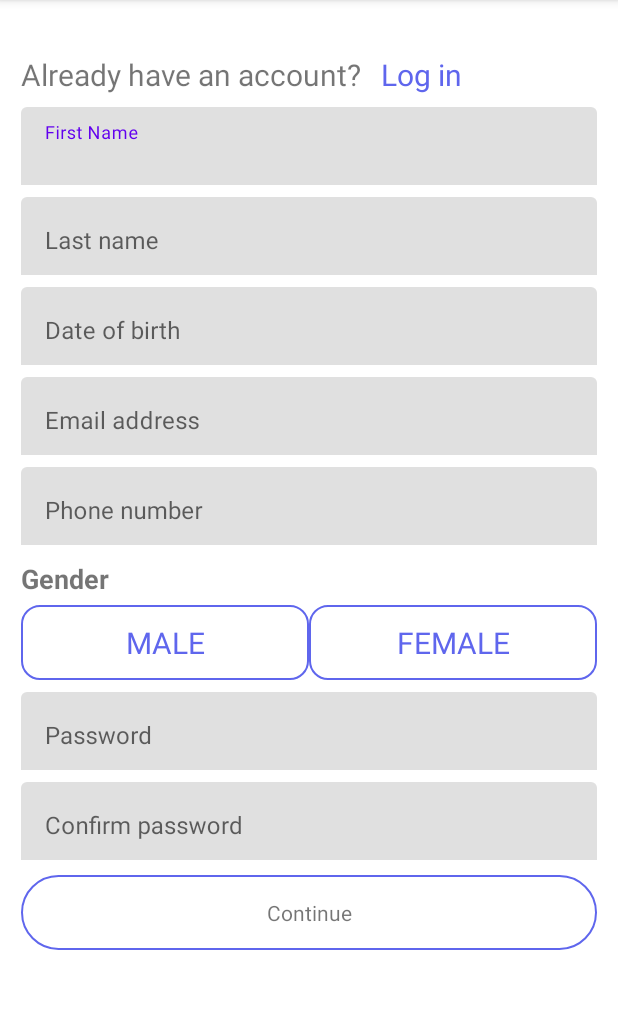
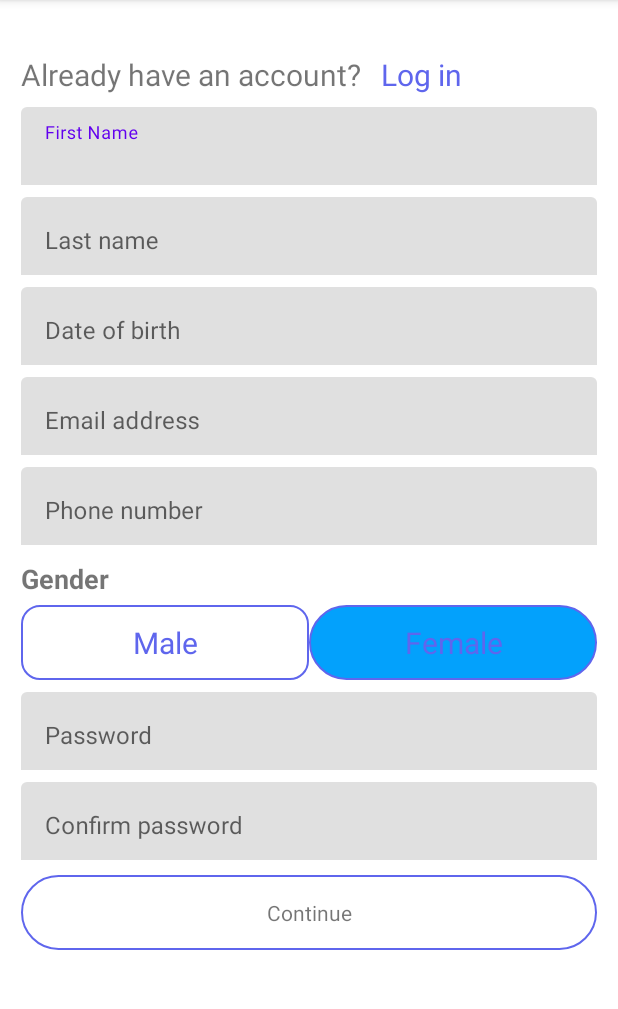
Before and after one commit to rahulghosh1990/task, an Android app: the screen it shows after launch (Registration), after a tap on "Continue", on a phone screen of 412 x 824 dp, the part 84-1093 px from its top. Run offline under Robolectric (Android 15) with nearby library versions, the phone set to English and light mode, and no system bars; 3 other taps on this screen came first.

Commit message:
UI Enhancement is work in progress

```diff
--- a/app/src/main/java/com/example/singin/Registration.java
+++ b/app/src/main/java/com/example/singin/Registration.java
@@ -1,11 +1,14 @@
 package com.example.singin;
 
 import androidx.appcompat.app.AppCompatActivity;
+import androidx.core.content.ContextCompat;
 
+import android.annotation.SuppressLint;
 import android.content.Context;
 import android.content.Intent;
 import android.database.Cursor;
 import android.database.sqlite.SQLiteDatabase;
+import android.graphics.Color;
 import android.os.Bundle;
 import android.text.TextUtils;
 import android.view.View;
@@ -19,7 +22,7 @@ import com.google.android.material.textfield.TextInputEditText;
 public class Registration extends AppCompatActivity {
 
     TextInputEditText Email, Password, firstName, lastName, phoneNumber, dateOfBirth, confirmPassword;
-    TextView Register;
+    TextView Register, tv_male, tv_female;
     TextView log_in;
     String first_name, last_name, dob, phone, email, pW, cPW;
     Boolean EditTextEmptyHolder;
@@ -29,19 +32,47 @@ public class Registration extends AppCompatActivity {
     Cursor cursor;
     String F_Result = "Not_Found";
 
+    @SuppressLint("UseCompatLoadingForDrawables")
     @Override
     protected void onCreate(Bundle savedInstanceState) {
         super.onCreate(savedInstanceState);
         setContentView(R.layout.activity_registration);
         Register = findViewById(R.id.btn_continue);
         Email = findViewById(R.id.tie_email);
+        tv_male = findViewById(R.id.tv_male);
+        tv_female = findViewById(R.id.tv_female);
         Password = findViewById(R.id.tie_pw);
         confirmPassword = findViewById(R.id.tie_cpw);
         firstName = findViewById(R.id.tie_fname);
         lastName = findViewById(R.id.tie_flname);
         phoneNumber = findViewById(R.id.tie_phone);
         dateOfBirth = findViewById(R.id.tie_dob);
-        log_in=findViewById(R.id.log_in);
+        log_in = findViewById(R.id.log_in);
+
+        //Email, Password, firstName, lastName, phoneNumber, dateOfBirth, confirmPassword
+
+
+        tv_male.setOnClickListener(new View.OnClickListener() {
+            @SuppressLint("UseCompatLoadingForDrawables")
+            @Override
+            public void onClick(View v) {
+                tv_male.setBackgroundDrawable(ContextCompat.getDrawable(getApplicationContext(), R.drawable.tv_onclick_background));
+                tv_female.setBackground(getResources().getDrawable(R.drawable.tv_border));
+            }
+        });
+
+        tv_female.setOnClickListener(new View.OnClickListener() {
+            @SuppressLint("UseCompatLoadingForDrawables")
+            @Override
+            public void onClick(View v) {
+                tv_female.setBackgroundDrawable(ContextCompat.getDrawable(getApplicationContext(), R.drawable.tv_onclick_background));
+                tv_male.setBackground(getResources().getDrawable(R.drawable.tv_border));
+
+
+            }
+        });
+
+
         log_in.setOnClickListener(new View.OnClickListener() {
             @Override
             public void onClick(View v) {
@@ -77,6 +108,7 @@ public class Registration extends AppCompatActivity {
 
     }
 
+
     // SQLite database build method.
     public void SQLiteDataBaseBuild() {
 
@@ -87,18 +119,19 @@ public class Registration extends AppCompatActivity {
     // SQLite table build method.
     public void SQLiteTableBuild() {
 
-        sqLiteDatabaseObj.execSQL("CREATE TABLE IF NOT EXISTS " + SqliteHelperClass.TABLE_NAME + "(" + SqliteHelperClass.Table_Column_ID + " INTEGER PRIMARY KEY AUTOINCREMENT, " + SqliteHelperClass.Table_Column_1_fName + " VARCHAR, " + SqliteHelperClass.Table_Column_2_lName + " VARCHAR, " + SqliteHelperClass.Table_Column_3_Dob + " VARCHAR, "+SqliteHelperClass.Table_Column_4_email+" VARCHAR, "+SqliteHelperClass.Table_Column_5_phone+" VARCHAR, "+SqliteHelperClass.Table_Column_6_PW+" VARCHAR, "+SqliteHelperClass.Table_Column_7_CPW+" VARCHAR);");
+        sqLiteDatabaseObj.execSQL("CREATE TABLE IF NOT EXISTS " + SqliteHelperClass.TABLE_NAME + "(" + SqliteHelperClass.Table_Column_ID + " INTEGER PRIMARY KEY AUTOINCREMENT, " + SqliteHelperClass.Table_Column_1_fName + " VARCHAR, " + SqliteHelperClass.Table_Column_2_lName + " VARCHAR, " + SqliteHelperClass.Table_Column_3_Dob + " VARCHAR, " + SqliteHelperClass.Table_Column_4_email + " VARCHAR, " + SqliteHelperClass.Table_Column_5_phone + " VARCHAR, " + SqliteHelperClass.Table_Column_6_PW + " VARCHAR, " + SqliteHelperClass.Table_Column_7_CPW + " VARCHAR);");
 
     }
 
     // Insert data into SQLite database method.
+    @SuppressLint("UseCompatLoadingForDrawables")
     public void InsertDataIntoSQLiteDatabase() {
 
         // If editText is not empty then this block will executed.
         if (EditTextEmptyHolder == true) {
 
             // SQLite query to insert data into table.
-            SQLiteDataBaseQueryHolder = "INSERT INTO " + SqliteHelperClass.TABLE_NAME + " (firstname,lastname,dateofbirth,emailaddress,phonenumber,password,confirmpassword) VALUES('"+first_name+"', '"+last_name+"', '"+dob+"', '"+email+"', '"+phone+"',  '"+pW+"', '"+cPW+"');";
+            SQLiteDataBaseQueryHolder = "INSERT INTO " + SqliteHelperClass.TABLE_NAME + " (firstname,lastname,dateofbirth,emailaddress,phonenumber,password,confirmpassword) VALUES('" + first_name + "', '" + last_name + "', '" + dob + "', '" + email + "', '" + phone + "',  '" + pW + "', '" + cPW + "');";
 
             // Executing query.
             sqLiteDatabaseObj.execSQL(SQLiteDataBaseQueryHolder);
@@ -108,13 +141,20 @@ public class Registration extends AppCompatActivity {
 
             // Printing toast message after done inserting.
             Toast.makeText(Registration.this, "User Registered Successfully", Toast.LENGTH_LONG).show();
+            Register.setBackgroundDrawable(ContextCompat.getDrawable(getApplicationContext(), R.drawable.confirm_tv_border));
+            tv_female.setBackground(getResources().getDrawable(R.drawable.tv_border));
+            tv_male.setBackground(getResources().getDrawable(R.drawable.tv_border));
+
+
+
+
 
         }
         // This block will execute if any of the registration EditText is empty.
         else {
 
             // Printing toast message if any of EditText is empty.
-            Toast.makeText(Registration.this, "Please Fill All The Required Fields.", Toast.LENGTH_LONG).show();
+            Toast.makeText(Registration.this, "Please Fill All The Required Fields.", Toast.LENGTH_SHORT).show();
 
         }
 
@@ -138,22 +178,23 @@ public class Registration extends AppCompatActivity {
 
         // Getting value from All EditText and storing into String Variables.
         first_name = firstName.getText().toString();
-        last_name=lastName.getText().toString();
-        phone=phoneNumber.getText().toString();
-        email=Email.getText().toString();
-        pW=Password.getText().toString();
-        cPW=confirmPassword.getText().toString();
-        dob=dateOfBirth.getText().toString();
+        last_name = lastName.getText().toString();
+        phone = phoneNumber.getText().toString();
+        email = Email.getText().toString();
+        pW = Password.getText().toString();
+        cPW = confirmPassword.getText().toString();
+        dob = dateOfBirth.getText().toString();
 
 
         if (TextUtils.isEmpty(first_name) || TextUtils.isEmpty(last_name) || TextUtils.isEmpty(phone) || TextUtils.isEmpty(email) || TextUtils.isEmpty(email)
-                || TextUtils.isEmpty(pW)|| TextUtils.isEmpty(cPW)|| TextUtils.isEmpty(dob)) {
+                || TextUtils.isEmpty(pW) || TextUtils.isEmpty(cPW) || TextUtils.isEmpty(dob)) {
 
             EditTextEmptyHolder = false;
 
         } else {
 
             EditTextEmptyHolder = true;
+
         }
     }
 
--- a/app/src/main/java/com/example/singin/presentation/GetNoticeIntractorImpl.java
+++ b/app/src/main/java/com/example/singin/presentation/GetNoticeIntractorImpl.java
@@ -35,13 +35,10 @@ public class GetNoticeIntractorImpl implements MainContract.GetNoticeIntractor {
             public void onResponse(@NonNull Call<Entities> call, @NonNull Response<Entities> response) {
                 assert response.body() != null;
             }
-
             @Override
             public void onFailure(Call<Entities> call, Throwable t) {
                 onFinishedListener.onFailure(t);
             }
         });
-
     }
-
 }
--- a/app/src/main/java/com/example/singin/presentation/UserInterface.java
+++ b/app/src/main/java/com/example/singin/presentation/UserInterface.java
@@ -47,9 +47,6 @@ public class UserInterface extends AppCompatActivity implements MainContract.Mai
         LinearLayoutManager llm = new LinearLayoutManager(this);
         llm.setOrientation(LinearLayoutManager.VERTICAL);
         recyclerView.setLayoutManager(llm);
-
-
-
     }
 
     private void initProgressBar() {
--- /dev/null
+++ b/app/src/main/res/drawable/continue_success.xml
@@ -0,0 +1,7 @@
+<?xml version="1.0" encoding="utf-8"?>
+<shape xmlns:android="http://schemas.android.com/apk/res/android" android:shape="rectangle" >
+    <solid android:color="#03befc" />
+    <stroke android:width="1dip" android:color="#5f66ed"/>
+    <corners android:radius="200dp"/>
+    <padding android:bottom="10dp" android:left="10dp" android:right="10dp" android:top="10dp"/>
+</shape>
--- /dev/null
+++ b/app/src/main/res/drawable/tv_onclick_background.xml
@@ -0,0 +1,7 @@
+<?xml version="1.0" encoding="utf-8"?>
+<shape xmlns:android="http://schemas.android.com/apk/res/android" android:shape="rectangle" >
+    <solid android:color="#03a1fc" />
+    <stroke android:width="1dip" android:color="#5f66ed"/>
+    <corners android:radius="200dp"/>
+    <padding android:bottom="10dp" android:left="10dp" android:right="10dp" android:top="10dp"/>
+</shape>
--- a/app/src/main/res/layout/activity_registration.xml
+++ b/app/src/main/res/layout/activity_registration.xml
@@ -53,7 +53,8 @@
             app:boxStrokeWidth="0dp"
             android:id="@+id/tie_fname"
             app:boxStrokeWidthFocused="0dp"
-            tools:layout_editor_absoluteX="0dp" />
+            tools:layout_editor_absoluteX="0dp"
+            />
     </com.google.android.material.textfield.TextInputLayout>
     <com.google.android.material.textfield.TextInputLayout
         android:layout_width="match_parent"
@@ -65,6 +66,7 @@
         android:layout_marginLeft="14dp"
         android:layout_marginStart="14dp"
         android:layout_marginEnd="14dp"
+        android:inputType="text"
         android:layout_marginRight="14dp">
 
         <com.google.android.material.textfield.TextInputEditText
@@ -72,6 +74,8 @@
             android:layout_height="60dp"
             android:layout_marginTop="16dp"
             app:boxStrokeWidth="0dp"
+            android:inputType="text"
+            android:maxLines="1"
             android:id="@+id/tie_flname"
             app:boxStrokeWidthFocused="0dp"
             tools:layout_editor_absoluteX="0dp" />
@@ -109,6 +113,7 @@
         android:layout_marginLeft="14dp"
         android:layout_marginStart="14dp"
         android:layout_marginEnd="14dp"
+        android:inputType="text"
         android:layout_marginRight="14dp">
 
         <com.google.android.material.textfield.TextInputEditText
@@ -116,6 +121,8 @@
             android:layout_height="60dp"
             android:layout_marginTop="16dp"
             app:boxStrokeWidth="0dp"
+            android:inputType="text"
+            android:maxLines="1"
             android:id="@+id/tie_email"
             app:boxStrokeWidthFocused="0dp"
             tools:layout_editor_absoluteX="0dp" />
@@ -132,6 +139,7 @@
         android:layout_marginLeft="14dp"
         android:layout_marginStart="14dp"
         android:layout_marginEnd="14dp"
+        android:inputType="number"
         android:layout_marginRight="14dp">
 
         <com.google.android.material.textfield.TextInputEditText
@@ -140,6 +148,7 @@
             android:layout_marginTop="16dp"
             app:boxStrokeWidth="0dp"
             android:id="@+id/tie_phone"
+            android:inputType="number"
             app:boxStrokeWidthFocused="0dp"
             tools:layout_editor_absoluteX="0dp" />
     </com.google.android.material.textfield.TextInputLayout>
@@ -175,9 +184,9 @@
             android:background="@drawable/tv_border"
             android:gravity="center"
             android:textSize="20sp"
-            android:text="MALE"
+            android:text="Male"
             android:id="@+id/tv_male"
-            android:textAllCaps="true"
+            android:textAllCaps="false"
             android:textColor="#5f66ed"/>
 
         <TextView
@@ -186,10 +195,10 @@
             android:id="@+id/tv_female"
             android:layout_weight=".5"
             android:background="@drawable/tv_border"
-            android:text="FEMALE"
+            android:text="Female"
             android:gravity="center"
             android:textSize="20sp"
-            android:textAllCaps="true"
+            android:textAllCaps="false"
             android:textColor="#5f66ed"/>
     </LinearLayout>
 
@@ -202,6 +211,7 @@
         app:layout_constraintTop_toBottomOf="@+id/ll_gender"
         android:layout_marginLeft="14dp"
         android:layout_marginStart="14dp"
+        android:inputType="number"
         android:layout_marginEnd="14dp"
         android:layout_marginRight="14dp">
 
@@ -212,6 +222,9 @@
             android:layout_marginTop="16dp"
             android:password="true"
             app:boxStrokeWidth="0dp"
+            android:maxLines="1"
+            android:inputType="number"
+
             app:boxStrokeWidthFocused="0dp"
             tools:layout_editor_absoluteX="0dp" />
     </com.google.android.material.textfield.TextInputLayout>
@@ -226,6 +239,7 @@
         android:layout_marginLeft="14dp"
         android:layout_marginStart="14dp"
         android:layout_marginEnd="14dp"
+        android:inputType="number"
         android:layout_marginRight="14dp">
 
         <com.google.android.material.textfield.TextInputEditText
@@ -234,6 +248,8 @@
             android:layout_marginTop="16dp"
             app:boxStrokeWidth="0dp"
             android:id="@+id/tie_cpw"
+            android:inputType="number"
+            android:maxLines="1"
             app:boxStrokeWidthFocused="0dp"
             tools:layout_editor_absoluteX="0dp" />
     </com.google.android.material.textfield.TextInputLayout>
--- a/app/src/main/res/layout/activity_user_interface.xml
+++ b/app/src/main/res/layout/activity_user_interface.xml
@@ -11,5 +11,5 @@
         android:layout_width="match_parent"
         android:layout_height="match_parent"
         android:id="@+id/my_recycler_view"
-        tools:listitem="@layout/cards_layout"/>
+        />
 </androidx.constraintlayout.widget.ConstraintLayout>
```
